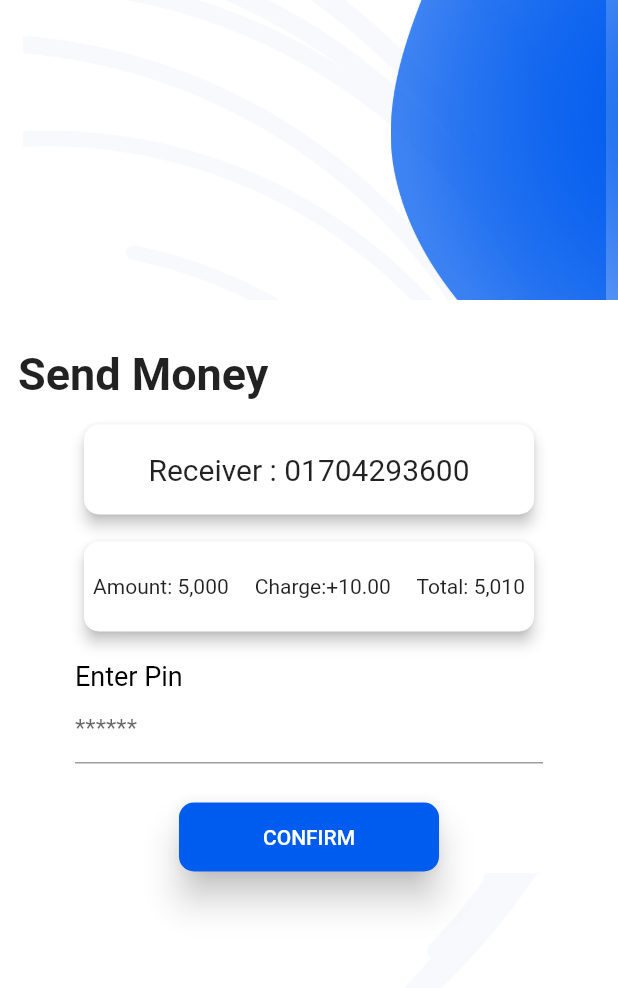
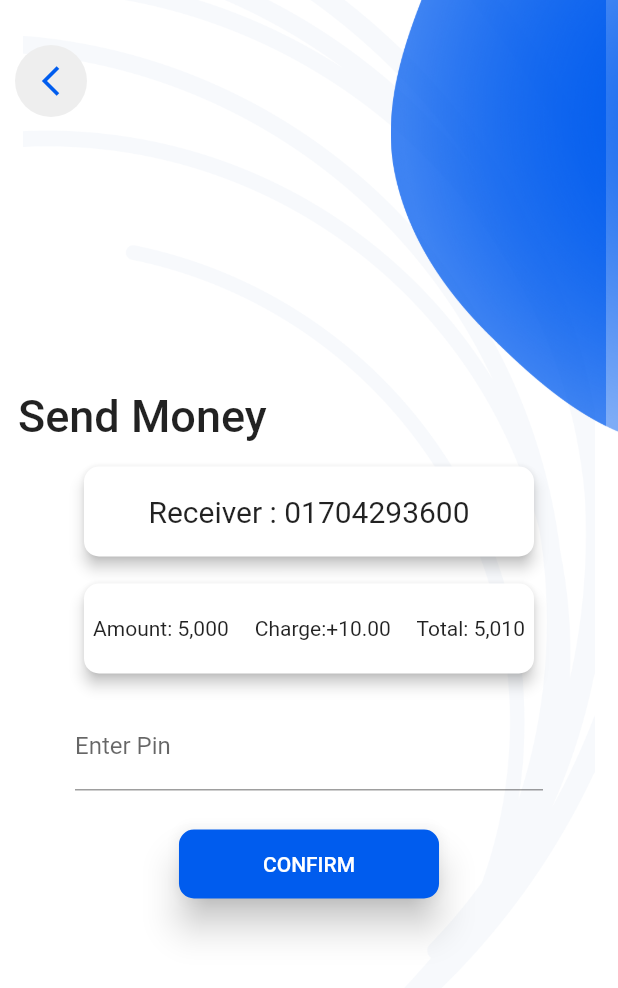
Before and after one commit to Stardev1127/Etaka_Flutter, a Flutter app: the SendMoneyConfirmation screen opened directly, on a phone screen of 412 x 824 dp. Shown: the top 988 px of the screen. Run offline on Flutter 3.47's test engine with Material 2 defaults, Android fonts, the phone set to English and light mode, and no system bars; our stand-ins replace fl_chart, flutter_svg.

Commit message:
All Screen Update

```diff
--- a/lib/components/reuseable_widgets.dart
+++ b/lib/components/reuseable_widgets.dart
@@ -1,5 +1,7 @@
 import 'package:flutter/material.dart';
 import 'package:flutter_svg/svg.dart';
+
+import 'constant.dart';
 
 class DashBoardMainItemCard extends StatelessWidget {
   final String asset;
@@ -89,3 +91,80 @@ class PayBillsItem extends StatelessWidget {
     );
   }
 }
+
+class CustomBackButton extends StatelessWidget {
+  const CustomBackButton({Key? key}) : super(key: key);
+
+  @override
+  Widget build(BuildContext context) {
+    return Padding(
+      padding: const EdgeInsets.fromLTRB(10, 30, 0, 0),
+      child: Row(
+        children: [
+          ClipOval(
+            child: Material(
+              color: Colors
+                  .grey.shade200, //To let the Container background be displayed
+              child: IconButton(
+                  icon: Icon(
+                    Icons.arrow_back_ios_outlined,
+                    color: primaryColor,
+                  ),
+                  onPressed: () {
+                    Navigator.pop(context);
+                  }),
+            ),
+          ),
+        ],
+      ),
+    );
+  }
+}
+
+class CustomScaffold extends StatelessWidget {
+  final Widget body;
+  const CustomScaffold({Key? key, required this.body}) : super(key: key);
+
+  @override
+  Widget build(BuildContext context) {
+    double h = MediaQuery.of(context).size.height;
+    double w = MediaQuery.of(context).size.width;
+    return Scaffold(
+      backgroundColor: Colors.white,
+      body: SingleChildScrollView(
+        child: Stack(
+          children: [
+            Container(
+                height: h,
+                width: w,
+                child: Image.asset("assets/img/bck_r.png")),
+            Column(
+              crossAxisAlignment: CrossAxisAlignment.end,
+              children: [
+                Container(
+                  alignment: Alignment.topRight,
+                  width: double.infinity,
+                  height: 300,
+                  child: Stack(
+                    children: [
+                      Image.asset("assets/img/vector_1_r.png"),
+                      Image.asset("assets/img/vector_2_r.png"),
+                    ],
+                  ),
+                )
+              ],
+            ),
+            Column(
+              children: [
+                CustomBackButton(),
+                SingleChildScrollView(
+                  child: body,
+                )
+              ],
+            )
+          ],
+        ),
+      ),
+    );
+  }
+}
--- a/lib/screens/send_money_confirmation.dart
+++ b/lib/screens/send_money_confirmation.dart
@@ -1,4 +1,5 @@
 import 'package:etaka/components/constant.dart';
+import 'package:etaka/components/reuseable_widgets.dart';
 import 'package:flutter/material.dart';
 
 class SendMoneyConfirmation extends StatefulWidget {
@@ -43,13 +44,14 @@ class _SendMoneyConfirmationState extends State<SendMoneyConfirmation> {
                 mainAxisAlignment: MainAxisAlignment.start,
                 crossAxisAlignment: CrossAxisAlignment.start,
                 children: [
+                  CustomBackButton(),
                   SizedBox(
-                    height: 200,
+                    height: 150,
                   ),
                   Container(
-                    color: Colors.white,
+                    // color: Colors.white,
                     child: Column(
-                      mainAxisAlignment: MainAxisAlignment.center,
+                      mainAxisAlignment: MainAxisAlignment.start,
                       crossAxisAlignment: CrossAxisAlignment.start,
                       children: [
                         SizedBox(
@@ -60,7 +62,7 @@ class _SendMoneyConfirmationState extends State<SendMoneyConfirmation> {
                           child: Text(
                             "Send Money",
                             style: TextStyle(
-                                fontSize: 30, fontWeight: FontWeight.bold),
+                                fontSize: 30, fontWeight: FontWeight.w500),
                           ),
                         ),
                         Center(
@@ -113,22 +115,17 @@ class _SendMoneyConfirmationState extends State<SendMoneyConfirmation> {
                         ),
                         Padding(
                           padding: const EdgeInsets.fromLTRB(50, 15, 50, 5),
-                          child: Column(
-                            crossAxisAlignment: CrossAxisAlignment.start,
-                            children: [
-                              Text(
-                                "Enter Pin",
-                                style: TextStyle(
-                                    color: Colors.black, fontSize: 18),
-                              ),
-                              TextField(
-                                obscureText: true,
-                                decoration: InputDecoration(hintText: "******"),
-                              ),
-                            ],
+                          child: TextField(
+                            obscureText: true,
+                            decoration: InputDecoration(
+                              hintText: "******",
+                              labelText: "Enter Pin",
+                            ),
                           ),
                         ),
-                        SizedBox(height: 20,),
+                        SizedBox(
+                          height: 20,
+                        ),
                         Center(
                           child: ElevatedButton(
                             child: Padding(
--- a/lib/screens/send_money_screen.dart
+++ b/lib/screens/send_money_screen.dart
@@ -1,4 +1,5 @@
 import 'package:etaka/components/constant.dart';
+import 'package:etaka/components/reuseable_widgets.dart';
 import 'package:etaka/screens/send_money_confirmation.dart';
 import 'package:flutter/material.dart';
 
@@ -44,8 +45,9 @@ class _SendMoneyScreenState extends State<SendMoneyScreen> {
                 mainAxisAlignment: MainAxisAlignment.start,
                 crossAxisAlignment: CrossAxisAlignment.start,
                 children: [
+                  CustomBackButton(),
                   SizedBox(
-                    height: 200,
+                    height: 160,
                   ),
                   Container(
                     color: Colors.transparent,
@@ -61,7 +63,7 @@ class _SendMoneyScreenState extends State<SendMoneyScreen> {
                           child: Text(
                             "Send Money",
                             style: TextStyle(
-                                fontSize: 30, fontWeight: FontWeight.bold),
+                                fontSize: 30, fontWeight: FontWeight.w500),
                           ),
                         ),
                         SizedBox(
```
Also changed, not shown: lib/screens/dashboard_screen.dart (+14 -0 lines), assets/img/confirm_button.png (deleted), assets/img/continue_button.png (deleted).
